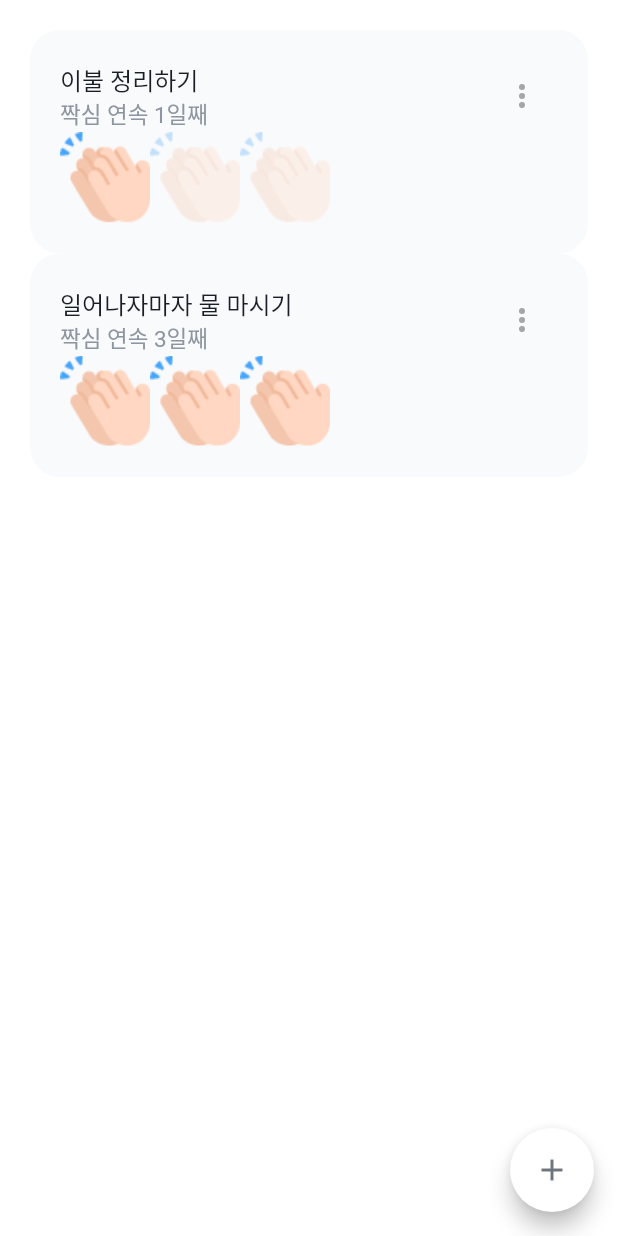
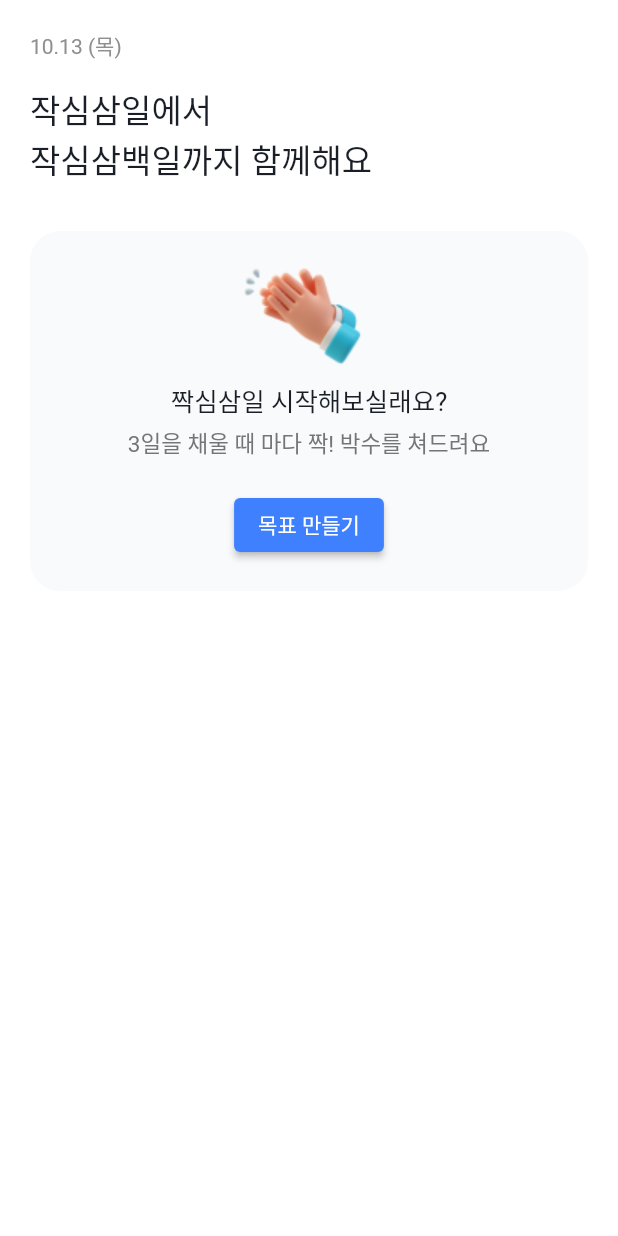
Before and after one commit to depromeet12th/three-days-flutter-archived, a Flutter app: the screen it shows after launch, on a phone screen of 412 x 824 dp. Run offline on Flutter 3.47's test engine with Material 2 defaults, Android fonts, the phone set to English and light mode, and no system bars; our stand-ins replace firebase_core, flutter_dotenv; accounts and stored records are empty.

Commit message:
feat: 짝심목표 0개인 경우 화면 추가

```diff
--- /dev/null
+++ b/lib/goal/goal.dart
@@ -0,0 +1,9 @@
+class Goal {
+  final String title;
+  final int days;
+
+  Goal({
+    required this.title,
+    required this.days,
+  });
+}
--- /dev/null
+++ b/lib/goal/goal_list_page.dart
@@ -0,0 +1,75 @@
+import 'package:flutter/material.dart';
+import 'package:three_days/goal/goal.dart';
+import 'package:three_days/goal/goal_widget.dart';
+import 'package:three_days/goal/initial_goal.dart';
+
+class GoalListPage extends StatelessWidget {
+  const GoalListPage({super.key});
+
+  @override
+  Widget build(BuildContext context) {
+    final List<Goal> goals = [];
+    // final List<Goal> goals = [
+    //   Goal(
+    //     title: '이불 정리하기',
+    //     days: 1,
+    //   ),
+    //   Goal(
+    //     title: '일어나자마자 물 마시기',
+    //     days: 3,
+    //   ),
+    // ];
+
+    return SafeArea(
+      child: Scaffold(
+        body: Container(
+          color: const Color.fromRGBO(0xFF, 0xFF, 0xFF, 1.0),
+          child: Padding(
+            padding: const EdgeInsets.all(20.0),
+            child: Column(
+              crossAxisAlignment: CrossAxisAlignment.start,
+              children: [
+                Column(
+                  crossAxisAlignment: CrossAxisAlignment.start,
+                  children: const [
+                    // TODO: 현재 날짜
+                    // TODO: Formatting
+                    Text(
+                      '10.13 (목)',
+                      style: TextStyle(
+                        color: Color.fromRGBO(0x8F, 0x8F, 0x8F, 1.0),
+                        fontSize: 14,
+                      ),
+                    ),
+                    SizedBox(
+                      height: 15,
+                    ),
+                    Text(
+                      '작심삼일에서\n작심삼백일까지 함께해요',
+                      style: TextStyle(
+                        color: Color.fromRGBO(0x1A, 0x1F, 0x27, 1.0),
+                        fontSize: 22,
+                      ),
+                    ),
+                  ],
+                ),
+                const SizedBox(height: 32),
+                _getGoals(goals),
+              ],
+            ),
+          ),
+        ),
+      ),
+    );
+  }
+
+  Widget _getGoals(List<Goal> goals) {
+    if (goals.isEmpty) {
+      return const InitialGoal();
+    } else {
+      return Column(
+        children: goals.map((e) => GoalWidget(goal: e)).toList(),
+      );
+    }
+  }
+}
--- a/lib/task/goal.dart
+++ b/lib/goal/goal_widget.dart
@@ -1,14 +1,13 @@
 import 'package:flutter/material.dart';
+import 'package:three_days/goal/goal.dart';
 
-class Goal extends StatelessWidget {
-  const Goal({
+class GoalWidget extends StatelessWidget {
+  const GoalWidget({
     super.key,
-    required this.title,
-    required this.days,
+    required this.goal,
   });
 
-  final String title;
-  final int days;
+  final Goal goal;
 
   @override
   Widget build(BuildContext context) {
@@ -27,14 +26,14 @@ class Goal extends StatelessWidget {
                   crossAxisAlignment: CrossAxisAlignment.start,
                   children: [
                     Text(
-                      title,
+                      goal.title,
                       style: const TextStyle(
                         color: Color.fromRGBO(0x1A, 0x1F, 0x27, 1.0),
                         fontSize: 16,
                       ),
                     ),
                     Text(
-                      '짝심 연속 $days일째',
+                      '짝심 연속 ${goal.days}일째',
                       style: const TextStyle(
                         color: Color.fromRGBO(0x8D, 0x95, 0xA0, 1.0),
                         fontSize: 15,
@@ -58,11 +57,11 @@ class Goal extends StatelessWidget {
               children: [
                 Image.asset('images/clap.png'),
                 Opacity(
-                  opacity: days < 2 ? 0.3 : 1.0,
+                  opacity: goal.days < 2 ? 0.3 : 1.0,
                   child: Image.asset('images/clap.png'),
                 ),
                 Opacity(
-                  opacity: days < 3 ? 0.3 : 1.0,
+                  opacity: goal.days < 3 ? 0.3 : 1.0,
                   child: Image.asset('images/clap.png'),
                 ),
               ],
--- /dev/null
+++ b/lib/goal/initial_goal.dart
@@ -0,0 +1,51 @@
+import 'package:flutter/material.dart';
+
+class InitialGoal extends StatelessWidget {
+  const InitialGoal({super.key});
+
+  @override
+  Widget build(BuildContext context) {
+    return Container(
+      decoration: const BoxDecoration(
+        color: Color.fromRGBO(0xF9, 0xFA, 0xFB, 1.0),
+        borderRadius: BorderRadius.all(Radius.circular(20)),
+      ),
+      child: Center(
+        child: Padding(
+          padding: const EdgeInsets.all(20.0),
+          child: Column(
+            children: [
+              Image.asset('images/initial_clap.png'),
+              const SizedBox(height: 10),
+              const Text(
+                '짝심삼일 시작해보실래요?',
+                style: TextStyle(
+                  color: Color.fromRGBO(0x1A, 0x1F, 0x27, 1.0),
+                  fontSize: 17,
+                ),
+              ),
+              const SizedBox(height: 5),
+              const Text(
+                '3일을 채울 때 마다 짝! 박수를 쳐드려요',
+                style: TextStyle(
+                  color: Color.fromRGBO(0x75, 0x75, 0x75, 1.0),
+                  fontSize: 15,
+                ),
+              ),
+              const SizedBox(height: 20),
+              ElevatedButton(
+                onPressed: () {
+                  Navigator.of(context).pushNamed('/goal/add');
+                },
+                style: ElevatedButton.styleFrom(
+                  primary: const Color.fromRGBO(0x3F, 0x80, 0xFF, 1.0),
+                ),
+                child: const Text('목표 만들기'),
+              ),
+            ],
+          ),
+        ),
+      ),
+    );
+  }
+}
--- a/lib/my_app.dart
+++ b/lib/my_app.dart
@@ -1,6 +1,6 @@
 import 'package:flutter/material.dart';
-import 'package:three_days/task/goal_add_page.dart';
-import 'package:three_days/task/goal_list_page.dart';
+import 'package:three_days/goal/goal_add_page.dart';
+import 'package:three_days/goal/goal_list_page.dart';
 
 class MyApp extends StatelessWidget {
   const MyApp({super.key});
@@ -30,10 +30,10 @@ class MyApp extends StatelessWidget {
           ),
         )
       ),
-      initialRoute: '/task/list',
+      initialRoute: '/goal/list',
       routes: {
-        '/task/list': (context) => const GoalListPage(),
-        '/task/create': (context) => const GoalAddPage(),
+        '/goal/list': (context) => const GoalListPage(),
+        '/goal/add': (context) => const GoalAddPage(),
       },
     );
   }
--- a/lib/task/goal_list_page.dart
+++ /dev/null
@@ -1,42 +0,0 @@
-import 'package:flutter/material.dart';
-import 'package:three_days/task/goal.dart';
-
-class GoalListPage extends StatelessWidget {
-  const GoalListPage({super.key});
-
-  @override
-  Widget build(BuildContext context) {
-    return SafeArea(
-      child: Scaffold(
-        body: Container(
-          color: const Color.fromRGBO(0xFF, 0xFF, 0xFF, 1.0),
-          child: Padding(
-            padding: const EdgeInsets.all(20.0),
-            child: Column(
-              children: const [
-                Goal(
-                  title: '이불 정리하기',
-                  days: 1,
-                ),
-                Goal(
-                  title: '일어나자마자 물 마시기',
-                  days: 3,
-                ),
-              ],
-            ),
-          ),
-        ),
-        floatingActionButton: FloatingActionButton(
-          onPressed: () {
-            Navigator.of(context).pushNamed('/task/create');
-          },
-          backgroundColor: Colors.white,
-          child: const Icon(
-            Icons.add,
-            color: Color.fromRGBO(0x6E, 0x75, 0x7B, 1.0),
-          ),
-        ),
-      ),
-    );
-  }
-}
--- a/pubspec.yaml
+++ b/pubspec.yaml
@@ -68,6 +68,7 @@ flutter:
   assets:
     - .env
     - images/clap.png
+    - images/initial_clap.png
 
   # An image asset can refer to one or more resolution-specific "variants", see
   # https://flutter.dev/assets-and-images/#resolution-aware
```
Also changed, not shown: images/initial_clap.png (added), lib/goal/goal_add_page.dart (renamed from lib/task/goal_add_page.dart).
